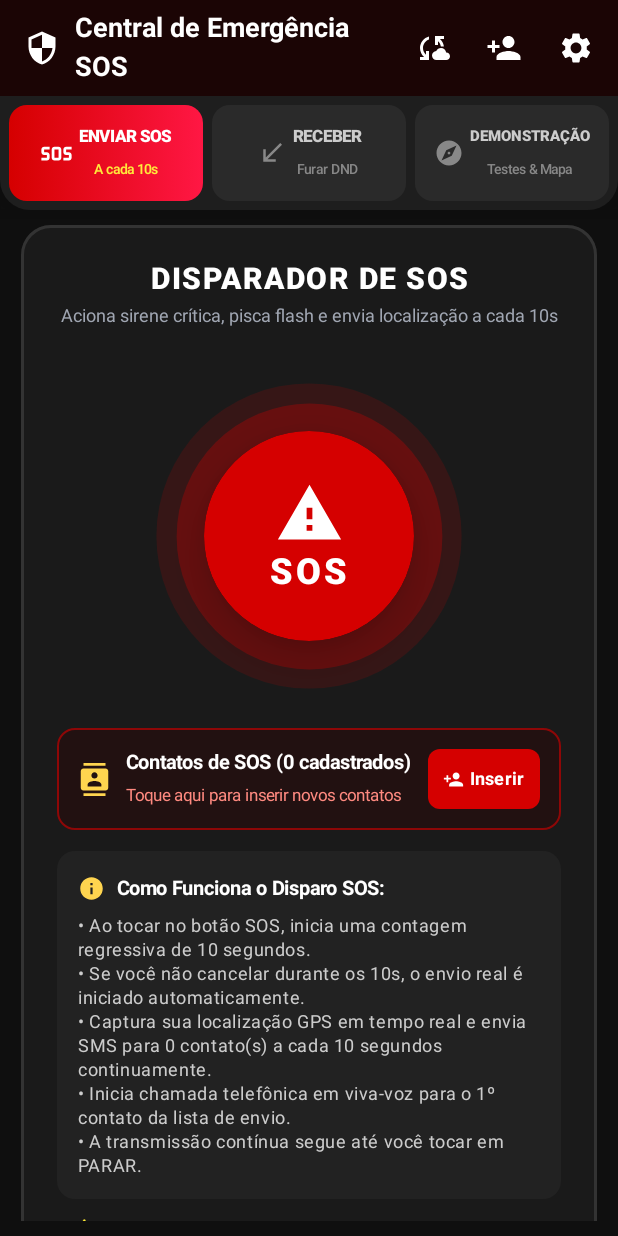
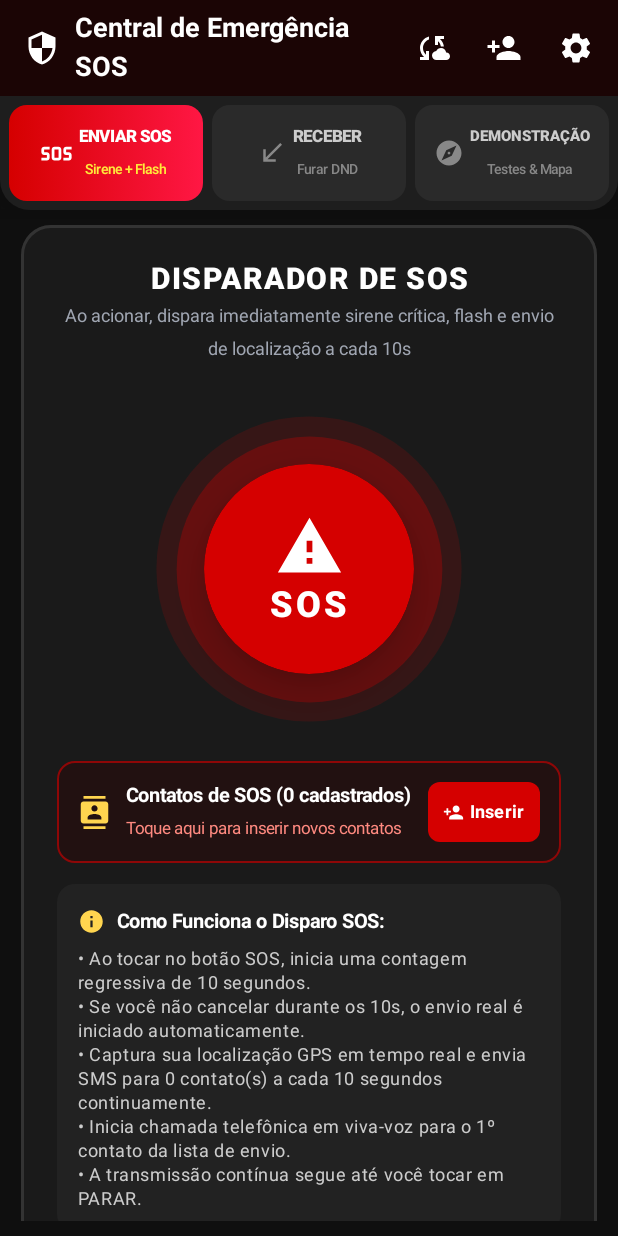
Before and after one commit to neimargemini-blip/receptor-emergencia-dnd, an Android app built with Jetpack Compose: the screen it shows after launch (MainActivity), on a phone screen of 412 x 824 dp. Run offline under Robolectric (Android 15) with nearby library versions, the phone set to English and light mode, and no system bars.

Commit message:
feat: v2.8 - aciona sirene critica e piscar do flash imediatamente ao tocar no SOS

```diff
--- a/app/build.gradle.kts
+++ b/app/build.gradle.kts
@@ -12,8 +12,8 @@ android {
         applicationId = "com.emergencycall.bypass"
         minSdk = 26
         targetSdk = 35
-        versionCode = 27
-        versionName = "2.7.0"
+        versionCode = 28
+        versionName = "2.8.0"
 
         testInstrumentationRunner = "androidx.test.runner.AndroidJUnitRunner"
     }
--- a/app/src/main/java/com/emergencycall/bypass/ui/MainScreen.kt
+++ b/app/src/main/java/com/emergencycall/bypass/ui/MainScreen.kt
@@ -315,7 +315,7 @@ fun MainScreen(viewModel: MainViewModel) {
                                     color = if (selectedTab == 0) Color.White else Color.LightGray
                                 )
                                 Text(
-                                    text = if (isSosRunning) "🚨 10s ATIVO" else if (sosCountdown != null) "⏳ ${sosCountdown}s" else "A cada 10s",
+                                    text = if (isSosRunning) "🚨 SOS ATIVO" else "Sirene + Flash",
                                     fontSize = 9.sp,
                                     fontWeight = FontWeight.SemiBold,
                                     color = if (selectedTab == 0) Color(0xFFFFEB3B) else Color.Gray
@@ -1924,21 +1924,19 @@ fun SosHeroSection(
         ) {
             Text(
                 text = if (isSosRunning) "🚨 SOS EM TRANSMISSÃO ATIVA"
-                       else if (sosCountdown != null) "⚠️ INICIANDO SOS EM ${sosCountdown}s"
                        else "DISPARADOR DE SOS",
                 fontSize = 20.sp,
                 fontWeight = FontWeight.Black,
-                color = if (isSosRunning) Color.Red else if (sosCountdown != null) Color(0xFFFF9800) else Color.White,
+                color = if (isSosRunning) Color.Red else Color.White,
                 letterSpacing = 1.sp,
                 textAlign = TextAlign.Center
             )
 
             Text(
-                text = if (isSosRunning) "Sirene crítica, flash piscando e localização enviada a cada 10s"
-                       else if (sosCountdown != null) "Toque no botão para ABORTAR se foi por engano!"
-                       else "Aciona sirene crítica, pisca flash e envia localização a cada 10s",
+                text = if (isSosRunning) "Sirene crítica tocando, flash piscando e localização enviada a cada 10s"
+                       else "Ao acionar, dispara imediatamente sirene crítica, flash e envio de localização a cada 10s",
                 fontSize = 12.sp,
-                color = if (sosCountdown != null) Color(0xFFFFD54F) else TextSecondary,
+                color = if (isSosRunning) Color(0xFFFF8A80) else TextSecondary,
                 modifier = Modifier.padding(top = 2.dp),
                 textAlign = TextAlign.Center
             )
```
Also changed, not shown: app/src/main/java/com/emergencycall/bypass/ui/MainViewModel.kt (+5 -21 lines).
